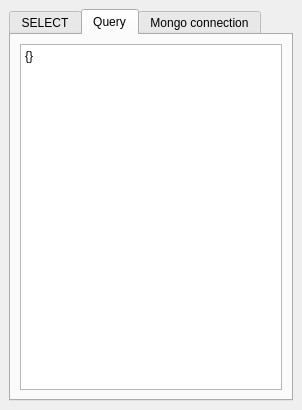
Old version of the form mongoloid_dockwidget_base.ui in the repository jeleniste/mongo_memorizer.
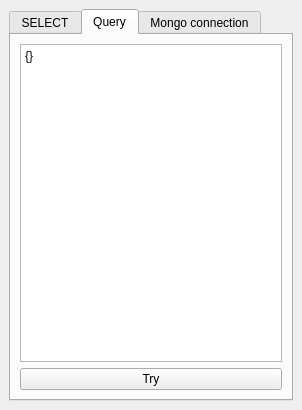
New version of the form. The open tabs and pages were chosen to show the change.

Diff of the .ui file:
```diff
--- a/mongoloid_dockwidget_base.ui
+++ b/mongoloid_dockwidget_base.ui
@@ -158,7 +158,7 @@
        <attribute name="title">
         <string>Query</string>
        </attribute>
-       <layout class="QHBoxLayout" name="horizontalLayout_2">
+       <layout class="QVBoxLayout" name="verticalLayout_3">
         <item>
          <widget class="QPlainTextEdit" name="input_query">
           <property name="plainText">
@@ -166,6 +166,13 @@
           </property>
          </widget>
         </item>
+        <item>
+         <widget class="QPushButton" name="input_try_query">
+          <property name="text">
+           <string>Try</string>
+          </property>
+         </widget>
+        </item>
        </layout>
       </widget>
       <widget class="QWidget" name="tab_5">
```
